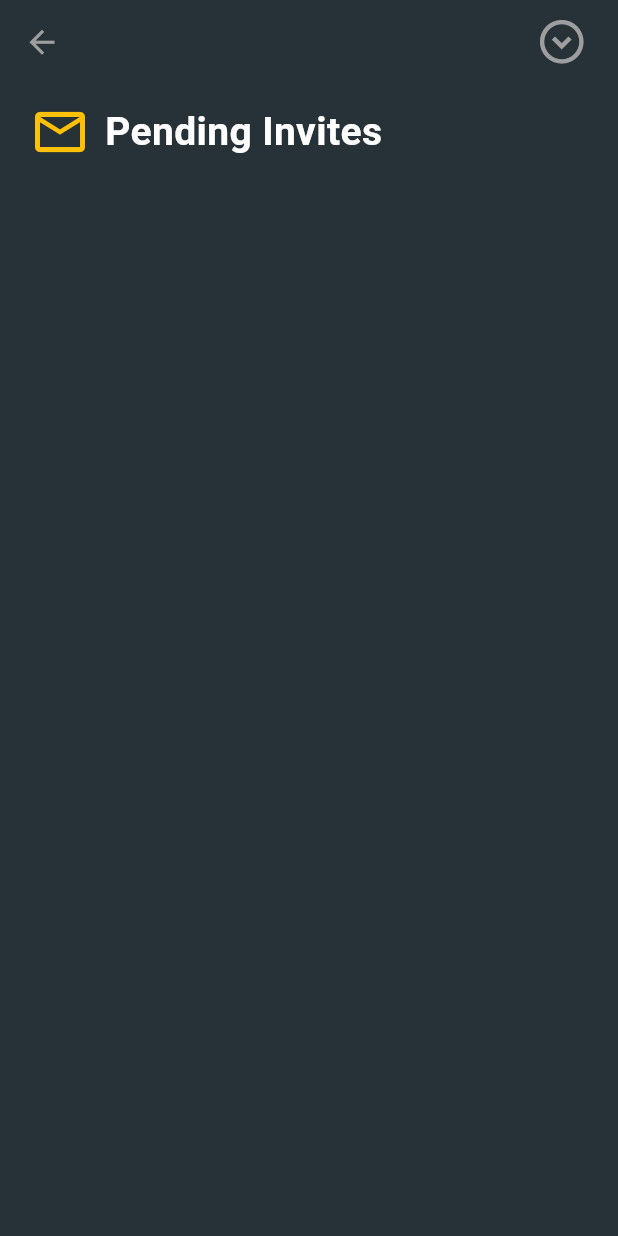
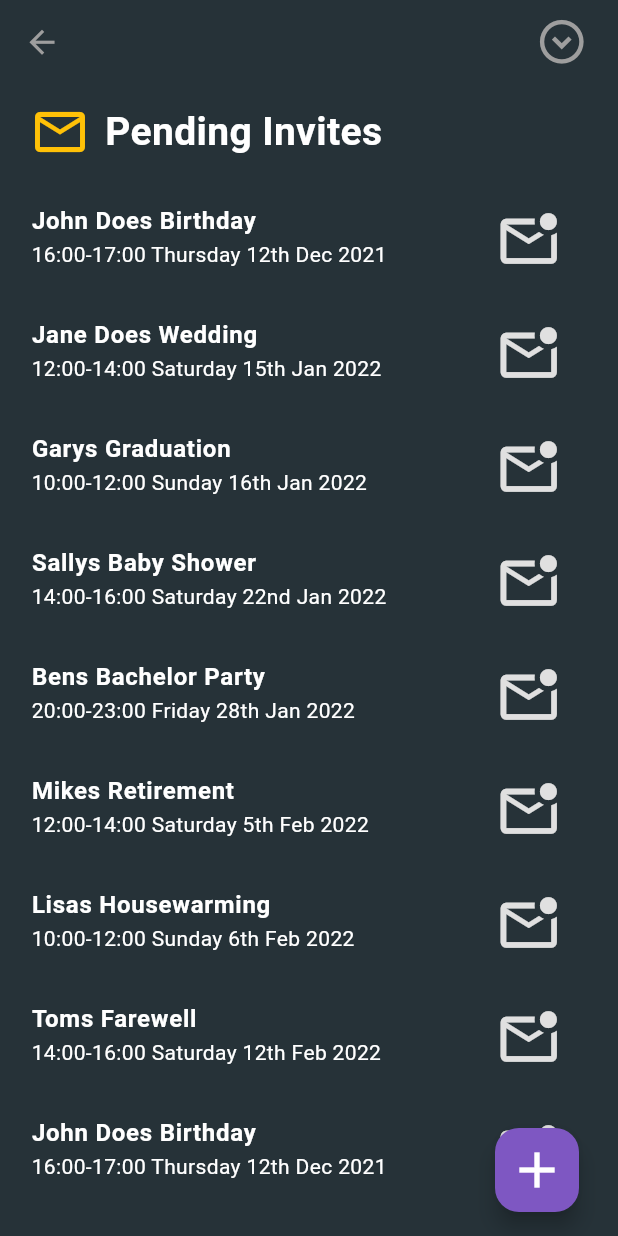
Before and after one commit to Broderick-Westrope/eventurely_flutter, a Flutter app: the PendingInvites screen opened directly, on a phone screen of 412 x 824 dp. Run offline on Flutter 3.47's test engine with Material 3 defaults, Android fonts, the phone set to English and light mode, and no system bars; our stand-ins replace fixnum; missing offline and left inert: grpc, protobuf.

Commit message:
feat: add Pending Invites list with dummy data

```diff
--- a/lib/views/pending_invites/pending_invites.dart
+++ b/lib/views/pending_invites/pending_invites.dart
@@ -1,3 +1,4 @@
+import 'package:Eventurely/widgets/add_fab.dart';
 import 'package:flutter/material.dart';
 
 class PendingInvites extends StatelessWidget {
@@ -5,7 +6,31 @@ class PendingInvites extends StatelessWidget {
 
   @override
   Widget build(BuildContext context) {
+    const events = [
+      'John Does Birthday',
+      'Jane Does Wedding',
+      'Garys Graduation',
+      'Sallys Baby Shower',
+      'Bens Bachelor Party',
+      'Mikes Retirement',
+      'Lisas Housewarming',
+      'Toms Farewell',
+    ];
+
+    const dateTimes = [
+      '16:00-17:00 Thursday 12th Dec 2021',
+      '12:00-14:00 Saturday 15th Jan 2022',
+      '10:00-12:00 Sunday 16th Jan 2022',
+      '14:00-16:00 Saturday 22nd Jan 2022',
+      '20:00-23:00 Friday 28th Jan 2022',
+      '12:00-14:00 Saturday 5th Feb 2022',
+      '10:00-12:00 Sunday 6th Feb 2022',
+      '14:00-16:00 Saturday 12th Feb 2022',
+    ];
+
     return Scaffold(
+      backgroundColor: Colors.blueGrey.shade900,
+      floatingActionButton: AddFAB(),
       appBar: AppBar(
         leading: BackButton(
           color: Colors.grey.shade500,
@@ -28,31 +53,80 @@ class PendingInvites extends StatelessWidget {
         backgroundColor: Colors.blueGrey.shade900,
       ),
       body: Container(
-        child: Column(children: [
-          Padding(
-            padding: const EdgeInsets.fromLTRB(20, 12, 20, 12),
-            child: Row(
-              children: [
-                Padding(
-                  padding: const EdgeInsets.only(right: 10),
-                  child: Icon(
+        child: ListView.builder(
+          itemCount: (events.length * 200) + 1,
+          itemBuilder: (BuildContext context, int index) {
+            if (index == 0) {
+              return Heading1(
+                title: 'Pending Invites',
+                icon: Icon(
                   Icons.mail_outline,
                   color: Colors.amber.shade500,
                   size: 40,
                 ),
+              );
+            }
+
+            index--;
+            // final realIndex = index - 1;
+            final title = events[index % events.length];
+            final subtitle = dateTimes[index % dateTimes.length];
+
+            return Padding(
+              padding: const EdgeInsets.fromLTRB(5, 2, 5, 2),
+              child: Container(
+                child: ListTile(
+                  title: Text(
+                    title,
+                    style: const TextStyle(
+                        color: Colors.white, fontWeight: FontWeight.w600),
                   ),
-                const Text('Pending Invites',
-                    style: TextStyle(
+                  subtitle: Text(
+                    subtitle,
+                    style: const TextStyle(color: Colors.white),
+                  ),
+                  trailing: IconButton(
+                    icon: Icon(
+                      Icons.mark_email_unread_outlined,
+                      size: 45,
+                      color: Colors.grey.shade300,
+                    ),
+                    // TODO: Implement onPressed for RSVP popup
+                    onPressed: () {},
+                  ),
+                ),
+              ),
+            );
+          },
+        ),
+      ),
+    );
+  }
+}
+
+class Heading1 extends StatelessWidget {
+  final String title;
+  final Icon icon;
+
+  const Heading1({super.key, required this.title, required this.icon});
+
+  @override
+  Widget build(BuildContext context) {
+    return Padding(
+      padding: const EdgeInsets.fromLTRB(20, 12, 20, 12),
+      child: Row(
+        children: [
+          Padding(padding: const EdgeInsets.only(right: 10), child: icon),
+          Text(
+            title,
+            style: const TextStyle(
               color: Colors.white,
               fontSize: 26,
               fontWeight: FontWeight.w600,
-                    )),
+            ),
+          ),
         ],
       ),
-          ),
-        ]),
-      ),
-      backgroundColor: Colors.blueGrey.shade900,
     );
   }
 }
```
Lines whose indentation alone changed are shown as unchanged.
